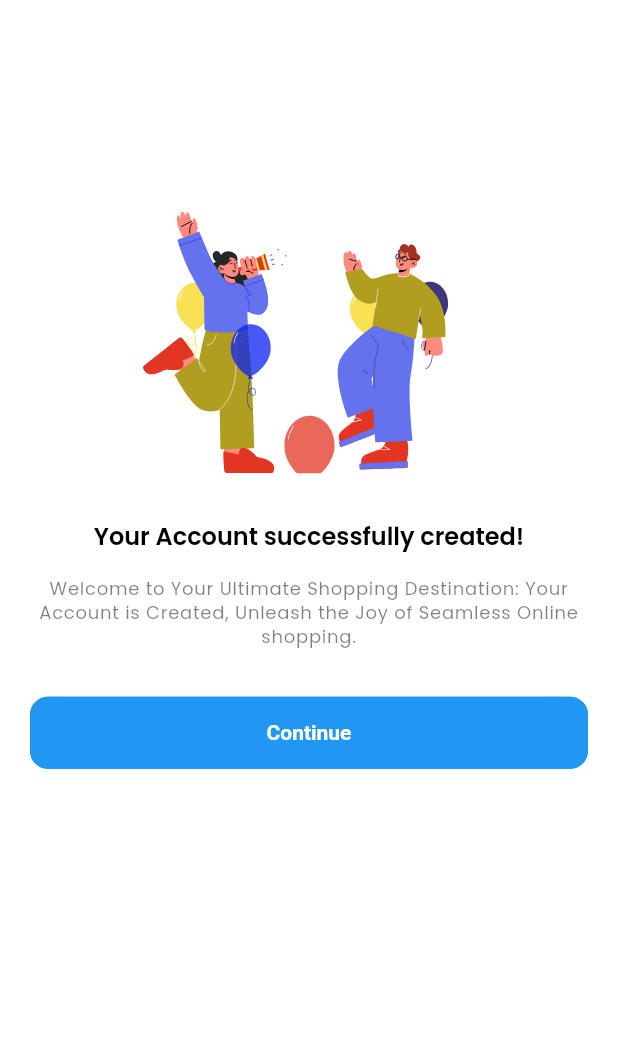
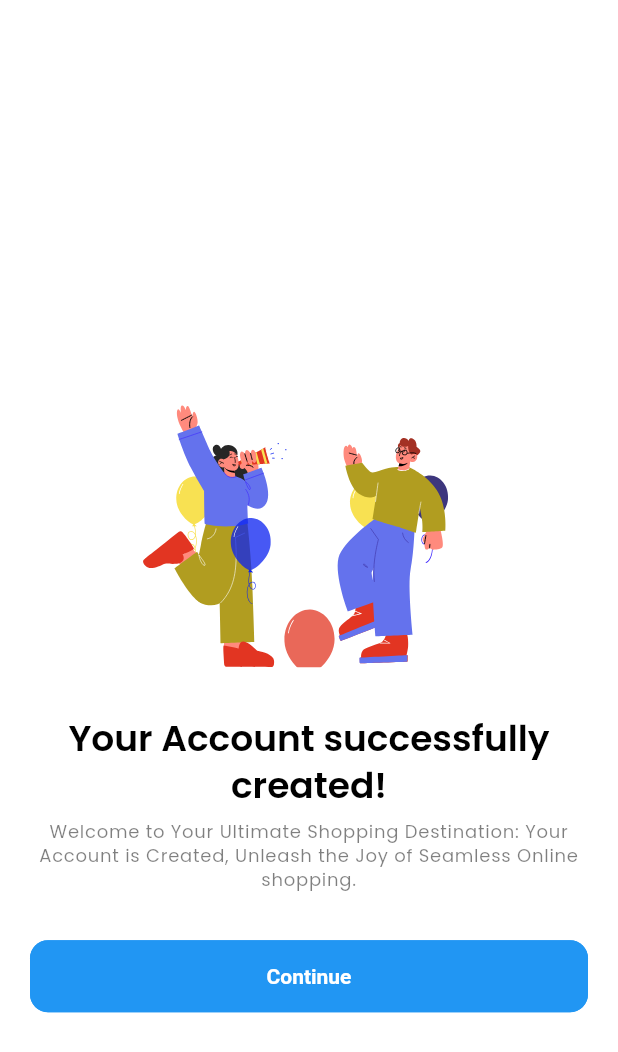
Before and after one commit to sreeragcr7/t_store, a Flutter app: the SuccessScreen screen opened directly, on a phone screen of 412 x 824 dp. Shown: the top 1052 px of the screen. Run offline on Flutter 3.47's test engine with Material 3 defaults, Android fonts, the phone set to English and light mode, and no system bars; our stand-ins replace carousel_slider, flutter_rating_bar, get, get_storage, iconsax, logger and 3 more; accounts and stored records are empty; project files that could hold a hidden picture were left out.

Commit message:
added orderScreen in the Profile Screen & widgets. M SuccessScreen this.btnText

```diff
--- a/lib/common/widgets/success_screen/success_screen.dart
+++ b/lib/common/widgets/success_screen/success_screen.dart
@@ -2,7 +2,6 @@ import 'package:flutter/material.dart';
 import 'package:lottie/lottie.dart';
 import 'package:t_store/common/styles/spacing_style.dart';
 import 'package:t_store/utils/constants/size.dart';
-import 'package:t_store/utils/constants/text_strings.dart';
 import 'package:t_store/utils/helpers/helper_functions.dart';
 
 class SuccessScreen extends StatelessWidget {
@@ -12,36 +11,44 @@ class SuccessScreen extends StatelessWidget {
     required this.subTitle,
     required this.title,
     required this.lottieAnimation,
+    required this.btnText //!M
   });
 
   final String title, subTitle;
   final String lottieAnimation;
   final VoidCallback onPressed;
+  final String btnText; //!M
 
   @override
   Widget build(BuildContext context) {
     return Scaffold(
       body: SingleChildScrollView(
+        child: ConstrainedBox(
+          constraints: BoxConstraints(minHeight: MediaQuery.of(context).size.height),
           child: Padding(
             padding: TSpacingStyle.paddingWithAppBarHeight * 1,
+            child: Center(
               child: Column(
+                mainAxisAlignment: MainAxisAlignment.center,
                 children: [
-              //Image
+                  // Lottie Animation
                   Lottie.asset(lottieAnimation, width: THelperFunctions.screenWidth() * 0.6),
                   const SizedBox(height: TSizes.spaceBtwSections),
 
-              //Title&SubTitle
-              Text(title, style: Theme.of(context).textTheme.headlineSmall, textAlign: TextAlign.center),
-              const SizedBox(height: TSizes.spaceBtwItems),
+                  // Title & Subtitle
+                  Text(title, style: Theme.of(context).textTheme.headlineMedium, textAlign: TextAlign.center),
+                  const SizedBox(height: TSizes.spaceBtwItems / 2),
                   Text(subTitle, style: Theme.of(context).textTheme.labelMedium, textAlign: TextAlign.center),
                   const SizedBox(height: TSizes.spaceBtwSections),
 
-              //Buttons
+                  // Button
                   SizedBox(
                     width: double.infinity,
-                child: ElevatedButton(onPressed: onPressed, child: const Text(TTexts.tContinue)),
+                    child: ElevatedButton(onPressed: onPressed, child: Text(btnText)),
                   ),
                 ],
+              ),
+            ),
           ),
         ),
       ),
--- a/lib/features/authentication/screens/signup/verify_email.dart
+++ b/lib/features/authentication/screens/signup/verify_email.dart
@@ -57,6 +57,7 @@ class VerifyEmailScreen extends StatelessWidget {
                           lottieAnimation: TImages.successScreen,
                           title: TTexts.yourAccountCreatedTitle,
                           subTitle: TTexts.yourAccountCreatedSubTitle,
+                          btnText: 'Continue',
                           onPressed: () => Get.to(() => const LoginScreen()),
                         ),
                       ),
--- a/lib/features/personalization/screens/settings/settings.dart
+++ b/lib/features/personalization/screens/settings/settings.dart
@@ -9,6 +9,7 @@ import 'package:t_store/common/widgets/texts/section_heading.dart';
 import 'package:t_store/features/personalization/screens/address/address.dart';
 import 'package:t_store/features/personalization/screens/profile/profile.dart';
 import 'package:t_store/features/shop/screens/cart/cart.dart';
+import 'package:t_store/features/shop/screens/order/order.dart';
 import 'package:t_store/utils/constants/colors.dart';
 import 'package:t_store/utils/constants/size.dart';
 
@@ -65,7 +66,7 @@ class SettingsScreen extends StatelessWidget {
                     icon: Iconsax.bag_tick,
                     title: 'My Orders',
                     subTitle: 'In-progress & Completed Orders',
-                    onTap: () {},
+                    onTap: () => Get.to(() => const OrderScreen()),
                   ),
                   TSettingsMenuTile(
                     icon: Iconsax.bank,
--- a/lib/features/shop/screens/checkout/checkout.dart
+++ b/lib/features/shop/screens/checkout/checkout.dart
@@ -75,8 +75,9 @@ class CheckoutScreen extends StatelessWidget {
               () => Get.to(
                 () => SuccessScreen(
                   lottieAnimation: TImages.successtick2,
-                  title: 'Payment Success',
+                  title: 'Payment Success!',
                   subTitle: 'Your item will be shipped soon',
+                  btnText: 'Continue Shopping',
                   onPressed: () => Get.offAll(() => const NavigationMenu()),
                 ),
               ),
--- a/lib/features/shop/screens/checkout/widgets/billing_address_section.dart
+++ b/lib/features/shop/screens/checkout/widgets/billing_address_section.dart
@@ -18,7 +18,7 @@ class TBillingAddressSection extends StatelessWidget {
           children: [
             const Icon(Icons.phone, color: Colors.grey, size: 16),
             const SizedBox(height: TSizes.spaceBtwItems),
-            Text('+92-56-4589632', style: Theme.of(context).textTheme.bodyMedium),
+            Text(' +92-56-4589632', style: Theme.of(context).textTheme.bodyMedium),
           ],
         ),
         const SizedBox(height: TSizes.spaceBtwItems / 2),
@@ -28,7 +28,7 @@ class TBillingAddressSection extends StatelessWidget {
             const SizedBox(height: TSizes.spaceBtwItems),
             Expanded(
               child: Text(
-                'South Liana, Maine 88964, USA',
+                ' South Liana, Maine 88964, USA',
                 style: Theme.of(context).textTheme.bodyMedium,
                 softWrap: true,
               ),
--- a/lib/features/shop/screens/wishlist/wishlist.dart
+++ b/lib/features/shop/screens/wishlist/wishlist.dart
@@ -5,8 +5,8 @@ import 'package:t_store/common/widgets/appbar/appbar.dart';
 import 'package:t_store/common/widgets/icons/t_circular_icon.dart';
 import 'package:t_store/common/widgets/layouts/grid_layout.dart';
 import 'package:t_store/common/widgets/products/product_cards/product_card_vertical.dart';
-import 'package:t_store/features/shop/screens/home/home.dart';
 import 'package:t_store/utils/constants/size.dart';
+import 'package:t_store/navigation_menu.dart';
 
 class Wishlist extends StatelessWidget {
   const Wishlist({super.key});
@@ -16,7 +16,7 @@ class Wishlist extends StatelessWidget {
     return Scaffold(
       appBar: TAppBar(
         title: Text('Wishlist', style: Theme.of(context).textTheme.headlineMedium),
-        actions: [TCircularIcon(icon: Iconsax.add, onPressed: () => Get.to(const HomeScreen()))],
+        actions: [TCircularIcon(icon: Iconsax.add, onPressed: () => Get.offAll(const NavigationMenu()))],
       ),
       body: SingleChildScrollView(
         child: Padding(
```
Also changed, not shown: lib/features/shop/screens/order/order.dart (added, +22 -0 lines), lib/features/shop/screens/order/widgets/orders_list.dart (added, +108 -0 lines). Lines whose indentation alone changed are shown as unchanged.
